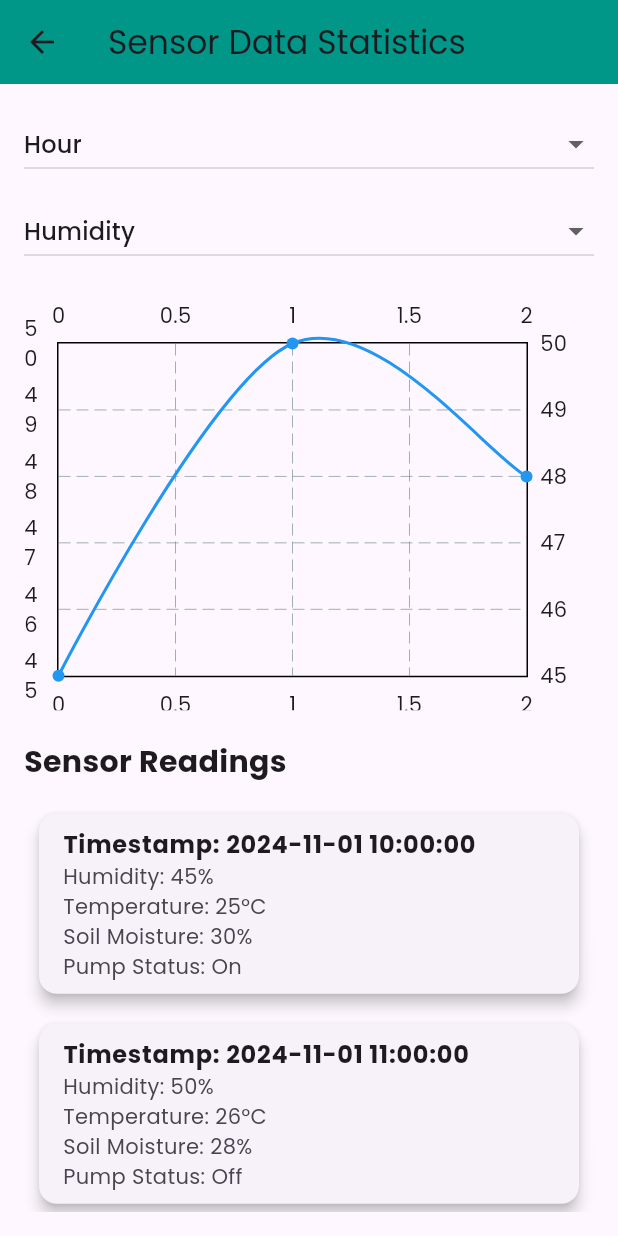
After one commit to Annguyn/smart-farm-mobile-app, a Flutter app: the StatisticsPage screen opened directly, on a phone screen of 412 x 824 dp. The commit adds this screen. Run offline on Flutter 3.47's test engine with Material 3 defaults, Android fonts, the phone set to English and light mode, and no system bars; drawn by our look-alikes of fl_chart; our stand-ins replace animated_background, flutter_svg, sleek_circular_slider; missing offline and left inert: flutter_mjpeg, rainbow_color; network calls fail.

Commit message:
statistics UI & fix control page

```diff
--- /dev/null
+++ b/lib/pages/control_panel/statistics_page.dart
@@ -0,0 +1,189 @@
+import 'package:flutter/material.dart';
+import 'package:fl_chart/fl_chart.dart';
+
+class StatisticsPage extends StatefulWidget {
+  @override
+  _StatisticsPageState createState() => _StatisticsPageState();
+}
+
+class _StatisticsPageState extends State<StatisticsPage> {
+  List<dynamic> sensorData = [];
+  bool isLoading = true;
+  String selectedTimeframe = 'Hour';
+  String selectedSensor = 'Humidity';
+
+  @override
+  void initState() {
+    super.initState();
+    fetchSensorData();
+  }
+
+  Future<void> fetchSensorData() async {
+    await Future.delayed(Duration(seconds: 1));
+    sensorData = [
+      {
+        'timestamp': '2024-11-01 10:00:00',
+        'humidity': 45,
+        'temperature': 25,
+        'soil_moisture': 30,
+        'pump_status': 'On',
+      },
+      {
+        'timestamp': '2024-11-01 11:00:00',
+        'humidity': 50,
+        'temperature': 26,
+        'soil_moisture': 28,
+        'pump_status': 'Off',
+      },
+      {
+        'timestamp': '2024-11-01 12:00:00',
+        'humidity': 48,
+        'temperature': 27,
+        'soil_moisture': 35,
+        'pump_status': 'On',
+      },
+    ];
+
+    setState(() {
+      isLoading = false;
+    });
+  }
+
+  List<FlSpot> getChartData() {
+    List<FlSpot> spots = [];
+    for (int i = 0; i < sensorData.length; i++) {
+      double xValue = i.toDouble();
+      double yValue;
+
+      switch (selectedSensor) {
+        case 'Humidity':
+          yValue = sensorData[i]['humidity'].toDouble();
+          break;
+        case 'Temperature':
+          yValue = sensorData[i]['temperature'].toDouble();
+          break;
+        case 'Soil Moisture':
+          yValue = sensorData[i]['soil_moisture'].toDouble();
+          break;
+        default:
+          yValue = sensorData[i]['humidity'].toDouble();
+      }
+
+      spots.add(FlSpot(xValue, yValue));
+    }
+    return spots;
+  }
+
+  @override
+  Widget build(BuildContext context) {
+    return Scaffold(
+      appBar: AppBar(
+        title: Text('Sensor Data Statistics'),
+        backgroundColor: Colors.teal,
+      ),
+      body: isLoading
+          ? Center(child: CircularProgressIndicator())
+          : Padding(
+        padding: const EdgeInsets.all(16.0),
+        child: Column(
+          crossAxisAlignment: CrossAxisAlignment.stretch,
+          children: [
+            DropdownButton<String>(
+              value: selectedTimeframe,
+              onChanged: (String? newValue) {
+                setState(() {
+                  selectedTimeframe = newValue!;
+                });
+              },
+              items: <String>['Hour', 'Day', 'Month']
+                  .map<DropdownMenuItem<String>>((String value) {
+                return DropdownMenuItem<String>(
+                  value: value,
+                  child: Text(value, style: TextStyle(fontSize: 16)),
+                );
+              }).toList(),
+              isExpanded: true,
+            ),
+            SizedBox(height: 10),
+            DropdownButton<String>(
+              value: selectedSensor,
+              onChanged: (String? newValue) {
+                setState(() {
+                  selectedSensor = newValue!;
+                });
+              },
+              items: <String>['Humidity', 'Temperature', 'Soil Moisture']
+                  .map<DropdownMenuItem<String>>((String value) {
+                return DropdownMenuItem<String>(
+                  value: value,
+                  child: Text(value, style: TextStyle(fontSize: 16)),
+                );
+              }).toList(),
+              isExpanded: true,
+            ),
+            SizedBox(height: 20),
+            // Line chart
+            Expanded(
+              child: LineChart(
+                LineChartData(
+                  titlesData: FlTitlesData(
+                    leftTitles: AxisTitles(
+                      sideTitles: SideTitles(showTitles: true),
+                    ),
+                    bottomTitles: AxisTitles(
+                      sideTitles: SideTitles(showTitles: true),
+                    ),
+                  ),
+                  gridData: FlGridData(show: true),
+                  borderData: FlBorderData(show: true),
+                  lineBarsData: [
+                    LineChartBarData(
+                      spots: getChartData(),
+                      isCurved: true,
+                      color: Colors.blue,
+                      belowBarData: BarAreaData(show: false),
+                      dotData: FlDotData(show: true),
+                    ),
+                  ],
+                ),
+              ),
+            ),
+            SizedBox(height: 20),
+            Text(
+              'Sensor Readings',
+              style: TextStyle(fontSize: 20, fontWeight: FontWeight.bold),
+            ),
+            SizedBox(height: 10),
+            Expanded(
+              child: ListView.builder(
+                itemCount: sensorData.length,
+                itemBuilder: (context, index) {
+                  final item = sensorData[index];
+                  return Card(
+                    margin: EdgeInsets.all(10),
+                    elevation: 4,
+                    child: ListTile(
+                      title: Text(
+                        'Timestamp: ${item['timestamp']}',
+                        style: TextStyle(fontWeight: FontWeight.bold),
+                      ),
+                      subtitle: Column(
+                        crossAxisAlignment: CrossAxisAlignment.start,
+                        children: [
+                          Text('Humidity: ${item['humidity']}%'),
+                          Text('Temperature: ${item['temperature']}°C'),
+                          Text('Soil Moisture: ${item['soil_moisture']}%'),
+                          Text('Pump Status: ${item['pump_status']}'),
+                        ],
+                      ),
+                    ),
+                  );
+                },
+              ),
+            ),
+          ],
+        ),
+      ),
+    );
+  }
+}
--- a/lib/utils/slider_utils.dart
+++ b/lib/utils/slider_utils.dart
@@ -9,3 +9,15 @@ double angleRange(value, min, max)=>(value * (max-min) +min);
 const double kDiameter = 200;
 const double kMinDegree = 16;
 const double kMaxDegree = 30;
+const double kMinTemperature = 0.0;
+const double kMaxTemperature = 50.0;
+const double kMinHumidity = 0.0;
+const double kMaxHumidity = 100.0;
+const double kMinSoilMoisture = 0.0;
+const double kMaxSoilMoisture = 100.0;
+const double kMinLightSensor = 0.0;
+const double kMaxLightSensor = 1000.0;
+const double kMaxDegreeTemperature = 40.0; // Adjust for temperature sensor
+const double kMaxDegreeHumidity = 100.0; // Humidity
+const double kMaxDegreeSoilMoisture = 100.0; // Soil moisture
+const double kMaxDegreeLightSensor = 1000.0; // Light sensor range (adjust as needed)
--- a/pubspec.yaml
+++ b/pubspec.yaml
@@ -15,6 +15,7 @@ dependencies:
     sdk: flutter
   http: ^0.13.3
   video_player: ^2.2.10
+  fl_chart: ^0.69.0
   flutter_mjpeg: ^2.0.4
   flutter_svg: ^1.1.2
   sleek_circular_slider: ^2.0.1
```
Also changed, not shown: lib/pages/control_panel/control_panel_page.dart (+41 -35 lines), lib/pages/control_panel/widgets/slider/slider_widget.dart (+19 -36 lines), lib/pages/home/home_page.dart (+20 -4 lines), lib/pages/home/widgets/devices.dart (+12 -3 lines), lib/pages/camera_control/camera_control_page.dart (renamed from lib/pages/control_panel/camera_control_page.dart), pubspec.lock.
